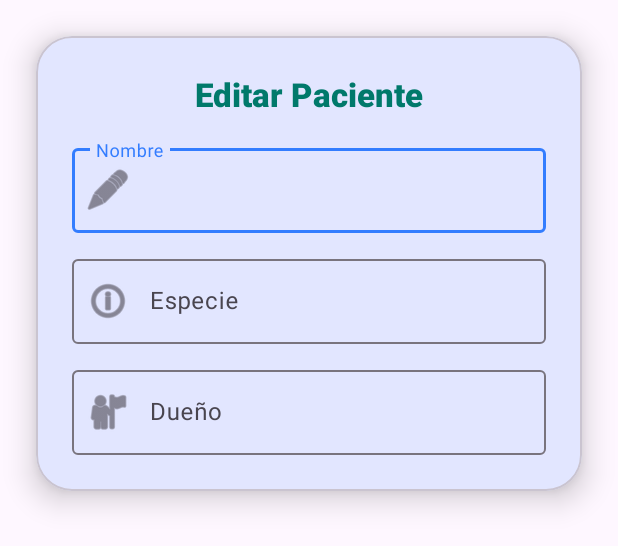
After one commit to Victor120y/Victor120y-evaluacion-practica-1-DAM, an Android app: the layout dialog_editar_paciente.xml on its own in the app's theme, with its tools: preview values and no code run, on a phone screen of 412 x 824 dp. The commit adds this screen. Shown: the top 546 px of the screen. Run offline under Robolectric (Android 15) with nearby library versions, the phone set to English and light mode, and no system bars.

Commit message:
agregando funcionalidad de editar a los pacientes, ya funcional solo que a 3 campos nada mas segun la tabla

```diff
--- a/app/src/main/java/com/example/veterinaria/dao/PacienteDAO.java
+++ b/app/src/main/java/com/example/veterinaria/dao/PacienteDAO.java
@@ -4,6 +4,7 @@ import androidx.room.Dao;
 import androidx.room.Insert;
 import androidx.room.Query;
 import androidx.room.Delete;
+import androidx.room.Update;
 
 import com.example.veterinaria.data.Paciente;
 
@@ -22,6 +23,11 @@ public interface PacienteDAO {
     @Query("SELECT * FROM Paciente WHERE nombre LIKE '%' || :query || '%' OR encargado LIKE '%' || :query || '%'")
     List<Paciente> buscarPorNombreODueno(String query);
 
+    @Update
+    void actualizar(Paciente paciente);
+
     @Delete
     void eliminar(Paciente paciente);
+
+
 }
--- /dev/null
+++ b/app/src/main/res/layout/dialog_editar_paciente.xml
@@ -0,0 +1,64 @@
+<?xml version="1.0" encoding="utf-8"?>
+<com.google.android.material.card.MaterialCardView xmlns:android="http://schemas.android.com/apk/res/android"
+    xmlns:app="http://schemas.android.com/apk/res-auto"
+    android:layout_width="match_parent"
+    android:layout_height="wrap_content"
+    app:cardCornerRadius="24dp"
+    app:cardElevation="12dp"
+    android:layout_margin="24dp">
+
+    <LinearLayout
+        android:orientation="vertical"
+        android:padding="24dp"
+        android:layout_width="match_parent"
+        android:layout_height="wrap_content"
+        android:gravity="center_horizontal">
+
+        <TextView
+            android:layout_width="wrap_content"
+            android:layout_height="wrap_content"
+            android:text="Editar Paciente"
+            android:textSize="22sp"
+            android:textStyle="bold"
+            android:textColor="@color/teal_700"
+            android:layout_marginBottom="16dp"/>
+
+        <com.google.android.material.textfield.TextInputLayout
+            android:layout_width="match_parent"
+            android:layout_height="wrap_content"
+            android:layout_marginBottom="12dp"
+            app:startIconDrawable="@android:drawable/ic_menu_edit">
+
+            <com.google.android.material.textfield.TextInputEditText
+                android:id="@+id/txtNombreEditar"
+                android:hint="Nombre"
+                android:layout_width="match_parent"
+                android:layout_height="wrap_content"/>
+        </com.google.android.material.textfield.TextInputLayout>
+
+        <com.google.android.material.textfield.TextInputLayout
+            android:layout_width="match_parent"
+            android:layout_height="wrap_content"
+            android:layout_marginBottom="12dp"
+            app:startIconDrawable="@android:drawable/ic_menu_info_details">
+
+            <com.google.android.material.textfield.TextInputEditText
+                android:id="@+id/txtEspecieEditar"
+                android:hint="Especie"
+                android:layout_width="match_parent"
+                android:layout_height="wrap_content"/>
+        </com.google.android.material.textfield.TextInputLayout>
+
+        <com.google.android.material.textfield.TextInputLayout
+            android:layout_width="match_parent"
+            android:layout_height="wrap_content"
+            app:startIconDrawable="@android:drawable/ic_menu_myplaces">
+
+            <com.google.android.material.textfield.TextInputEditText
+                android:id="@+id/txtDuenoEditar"
+                android:hint="Dueño"
+                android:layout_width="match_parent"
+                android:layout_height="wrap_content"/>
+        </com.google.android.material.textfield.TextInputLayout>
+    </LinearLayout>
+</com.google.android.material.card.MaterialCardView>
```
Also changed, not shown: app/src/main/java/com/example/veterinaria/PacienteAdapter.java (+48 -1 lines).
